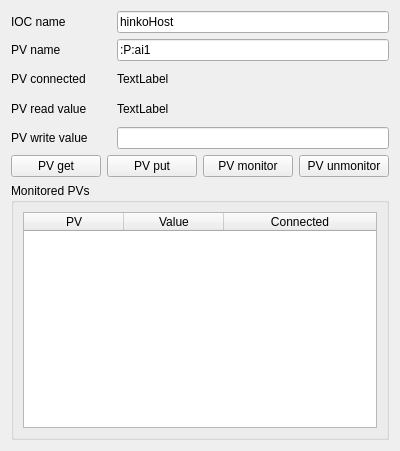
First picture: the form in pyI/src/ui/uiPVSingle.ui, repository hinxx/hiinks, before the edit.
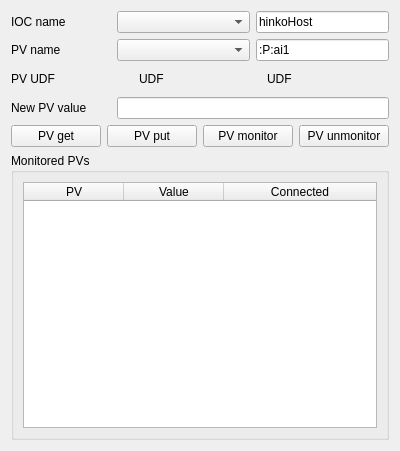
Second picture: the form after the edit.

The edit to the form file:
```diff
--- a/pyI/src/ui/uiPVSingle.ui
+++ b/pyI/src/ui/uiPVSingle.ui
@@ -35,6 +35,9 @@
        </property>
       </widget>
      </item>
+     <item>
+      <widget class="QComboBox" name="comboBox_iocName"/>
+     </item>
      <item>
       <widget class="QLineEdit" name="lineEdit_iocName">
        <property name="sizePolicy">
@@ -77,6 +80,9 @@
        </property>
       </widget>
      </item>
+     <item>
+      <widget class="QComboBox" name="comboBox_pvName"/>
+     </item>
      <item>
       <widget class="QLineEdit" name="lineEdit_pvName">
        <property name="sizePolicy">
@@ -101,21 +107,15 @@
    <item>
     <layout class="QHBoxLayout" name="horizontalLayout_6">
      <item>
-      <widget class="QLabel" name="label_5">
-       <property name="sizePolicy">
-        <sizepolicy hsizetype="Minimum" vsizetype="Minimum">
-         <horstretch>0</horstretch>
-         <verstretch>0</verstretch>
-        </sizepolicy>
-       </property>
-       <property name="maximumSize">
+      <widget class="QLabel" name="label_pvName">
+       <property name="minimumSize">
         <size>
-         <width>100</width>
-         <height>16777215</height>
+         <width>0</width>
+         <height>24</height>
         </size>
        </property>
        <property name="text">
-        <string>PV connected</string>
+        <string>PV UDF</string>
        </property>
       </widget>
      </item>
@@ -128,35 +128,12 @@
         </size>
        </property>
        <property name="text">
-        <string>TextLabel</string>
+        <string>UDF</string>
        </property>
       </widget>
      </item>
-    </layout>
-   </item>
-   <item>
-    <layout class="QHBoxLayout" name="horizontalLayout_3">
      <item>
-      <widget class="QLabel" name="label_2">
-       <property name="sizePolicy">
-        <sizepolicy hsizetype="Minimum" vsizetype="Minimum">
-         <horstretch>0</horstretch>
-         <verstretch>0</verstretch>
-        </sizepolicy>
-       </property>
-       <property name="maximumSize">
-        <size>
-         <width>100</width>
-         <height>16777215</height>
-        </size>
-       </property>
-       <property name="text">
-        <string>PV read value</string>
-       </property>
-      </widget>
-     </item>
-     <item>
-      <widget class="QLabel" name="label_pvValueRead">
+      <widget class="QLabel" name="label_pvValue">
        <property name="minimumSize">
         <size>
          <width>0</width>
@@ -164,7 +141,7 @@
         </size>
        </property>
        <property name="text">
-        <string>TextLabel</string>
+        <string>UDF</string>
        </property>
       </widget>
      </item>
@@ -187,7 +164,7 @@
         </size>
        </property>
        <property name="text">
-        <string>PV write value</string>
+        <string>New PV value</string>
        </property>
       </widget>
      </item>
```
Left out of the diff: 4 changed lines with no effect on the pictures.
